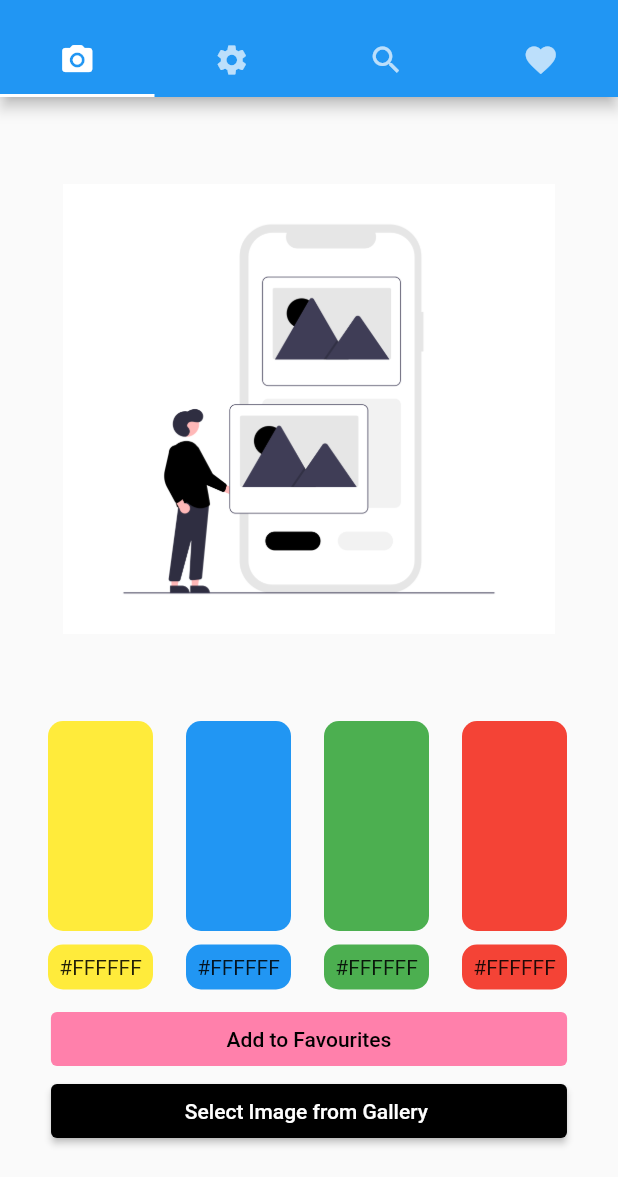
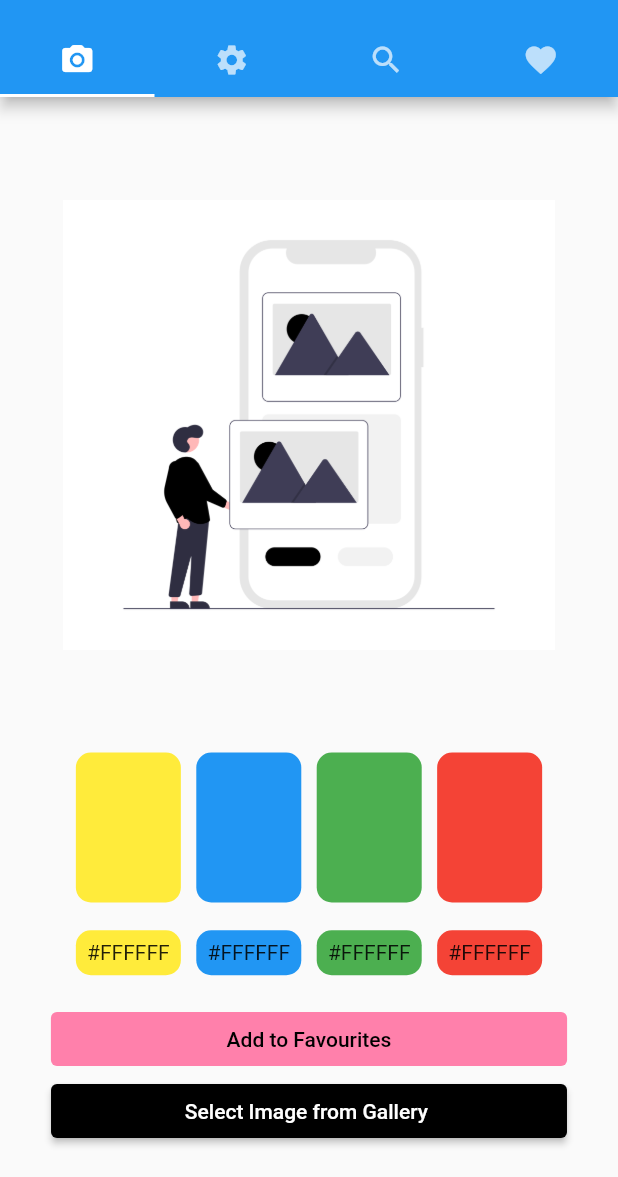
Before and after one commit to sudotensor/arcus, a Flutter app: the screen it shows after launch, on a phone screen of 412 x 824 dp, the part 59-1236 px from its top. Run offline on Flutter 3.47's test engine with Material 2 defaults, Android fonts, the phone set to English and light mode, and no system bars; our stand-ins replace image_picker.

Commit message:
REEEEEEE (updated(ed))

```diff
--- a/lib/local_image_picker.dart
+++ b/lib/local_image_picker.dart
@@ -62,7 +62,7 @@ class GalleryAccessState extends State<GalleryAccess> {
                   children: <Widget>[
                     Padding (padding: EdgeInsets.all(15.0)),
                     Container(
-                      height: 140.0,
+                      height: 100.0,
                       width: 70.0,
                       color: Colors.transparent,
                       child: Container(
@@ -73,9 +73,8 @@ class GalleryAccessState extends State<GalleryAccess> {
                       )
                     )
                     ),
-                    Padding (padding: EdgeInsets.all(10.0)),
                     Container(
-                        height: 140.0,
+                        height: 100.0,
                         width: 70.0,
                         color: Colors.transparent,
                         child: Container(
@@ -86,9 +85,8 @@ class GalleryAccessState extends State<GalleryAccess> {
                             )
                         )
                     ),
-                    Padding (padding: EdgeInsets.all(10.0)),
                     Container(
-                        height: 140.0,
+                        height: 100.0,
                         width: 70.0,
                         color: Colors.transparent,
                         child: Container(
@@ -99,9 +97,8 @@ class GalleryAccessState extends State<GalleryAccess> {
                             )
                         )
                     ),
-                    Padding (padding: EdgeInsets.all(10.0)),
                     Container(
-                        height: 140.0,
+                        height: 100.0,
                         width: 70.0,
                         color: Colors.transparent,
                         child: Container(
@@ -112,7 +109,7 @@ class GalleryAccessState extends State<GalleryAccess> {
                             )
                         )
                     ),
-                    Padding (padding: EdgeInsets.all(16.0)),
+                    Padding (padding: EdgeInsets.all(15.0)),
                   ]
                 ),
                 Spacer(),
@@ -136,7 +133,6 @@ class GalleryAccessState extends State<GalleryAccess> {
                             ),
                           ),
                       ),
-                      Padding (padding: EdgeInsets.all(10.0)),
                       Container(
                           height: 30.0,
                           width: 70.0,
@@ -153,7 +149,6 @@ class GalleryAccessState extends State<GalleryAccess> {
                             ),
                           )
                       ),
-                      Padding (padding: EdgeInsets.all(10.0)),
                       Container(
                           height: 30.0,
                           width: 70.0,
@@ -170,7 +165,6 @@ class GalleryAccessState extends State<GalleryAccess> {
                             ),
                           )
                       ),
-                      Padding (padding: EdgeInsets.all(10.0)),
                       Container(
                           height: 30.0,
                           width: 70.0,
@@ -187,7 +181,7 @@ class GalleryAccessState extends State<GalleryAccess> {
                             ),
                           )
                       ),
-                      Padding (padding: EdgeInsets.all(16.0)),
+                      Padding (padding: EdgeInsets.all(15.0)),
                     ]
                 ),
                 Spacer(),
```
